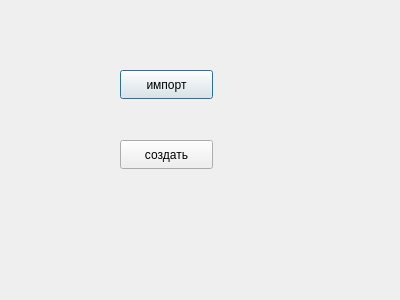
The window that ui/inmatrix.ui (ijo42/sparse-matrix-tool) describes before a commit, drawn with Qt 5.
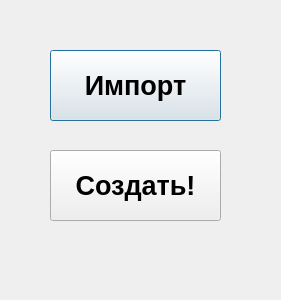
The same window after the commit.

Commit message: chore: add matrix improve

The edit to the form file:
```diff
--- a/ui/inmatrix.ui
+++ b/ui/inmatrix.ui
@@ -6,7 +6,7 @@
    <rect>
     <x>0</x>
     <y>0</y>
-    <width>400</width>
+    <width>281</width>
     <height>300</height>
    </rect>
   </property>
@@ -16,27 +16,39 @@
   <widget class="QPushButton" name="pushButton">
    <property name="geometry">
     <rect>
-     <x>120</x>
-     <y>70</y>
-     <width>93</width>
-     <height>29</height>
+     <x>50</x>
+     <y>50</y>
+     <width>171</width>
+     <height>71</height>
     </rect>
    </property>
+   <property name="font">
+    <font>
+     <pointsize>20</pointsize>
+     <bold>true</bold>
+    </font>
+   </property>
    <property name="text">
-    <string>импорт</string>
+    <string>Импорт</string>
    </property>
   </widget>
   <widget class="QPushButton" name="pushButton_2">
    <property name="geometry">
     <rect>
-     <x>120</x>
-     <y>140</y>
-     <width>93</width>
-     <height>29</height>
+     <x>50</x>
+     <y>150</y>
+     <width>171</width>
+     <height>71</height>
     </rect>
    </property>
+   <property name="font">
+    <font>
+     <pointsize>20</pointsize>
+     <bold>true</bold>
+    </font>
+   </property>
    <property name="text">
-    <string>создать</string>
+    <string>Создать!</string>
    </property>
   </widget>
  </widget>
```
The commit also changes 1 other file.
